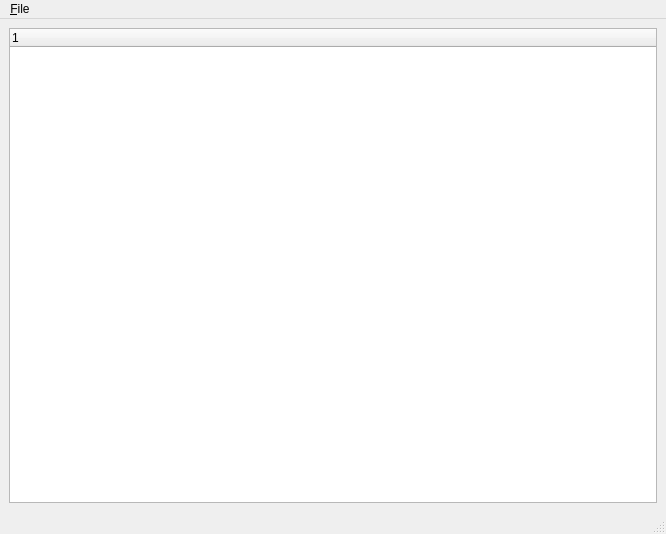
Marcon/gplanner, file uic/main_window.ui: the form before one commit.
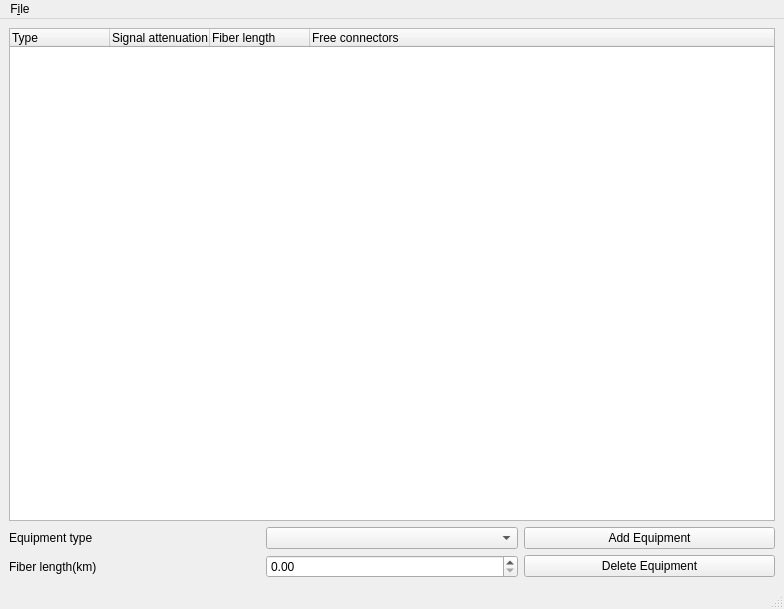
The form after the commit.

```diff
--- a/uic/main_window.ui
+++ b/uic/main_window.ui
@@ -6,8 +6,8 @@
    <rect>
     <x>0</x>
     <y>0</y>
-    <width>666</width>
-    <height>534</height>
+    <width>784</width>
+    <height>609</height>
    </rect>
   </property>
   <property name="windowTitle">
@@ -16,16 +16,69 @@
   <widget class="QWidget" name="centralwidget">
    <layout class="QGridLayout" name="gridLayout">
     <item row="0" column="0">
-     <layout class="QHBoxLayout" name="horizontalLayout">
+     <layout class="QVBoxLayout" name="verticalLayout">
       <item>
        <widget class="QTreeWidget" name="treeWidget">
         <column>
          <property name="text">
-          <string notr="true">1</string>
+          <string>Type</string>
+         </property>
+        </column>
+        <column>
+         <property name="text">
+          <string>Signal attenuation</string>
+         </property>
+        </column>
+        <column>
+         <property name="text">
+          <string>Fiber length</string>
+         </property>
+        </column>
+        <column>
+         <property name="text">
+          <string>Free connectors</string>
          </property>
         </column>
        </widget>
       </item>
+      <item>
+       <layout class="QGridLayout" name="gridLayout_2">
+        <item row="0" column="0">
+         <widget class="QLabel" name="label">
+          <property name="text">
+           <string>Equipment type</string>
+          </property>
+         </widget>
+        </item>
+        <item row="1" column="1">
+         <widget class="QDoubleSpinBox" name="fiberLengthSpin"/>
+        </item>
+        <item row="1" column="0">
+         <widget class="QLabel" name="label_2">
+          <property name="text">
+           <string>Fiber length(km)</string>
+          </property>
+         </widget>
+        </item>
+        <item row="0" column="1">
+         <widget class="QComboBox" name="splitterTypeCombo"/>
+        </item>
+        <item row="0" column="2">
+         <widget class="QPushButton" name="addSplitterButton">
+          <property name="text">
+           <string>Add Equipment</string>
+          </property>
+         </widget>
+        </item>
+        <item row="1" column="2">
+         <widget class="QPushButton" name="deleteSplitterButton">
+          <property name="text">
+           <string>Delete Equipment</string>
+          </property>
+         </widget>
+        </item>
+       </layout>
+      </item>
      </layout>
     </item>
    </layout>
@@ -35,13 +88,13 @@
     <rect>
      <x>0</x>
      <y>0</y>
-     <width>666</width>
+     <width>784</width>
      <height>32</height>
     </rect>
    </property>
    <widget class="QMenu" name="menuFile">
     <property name="title">
-     <string>&amp;File</string>
+     <string>F&amp;ile</string>
     </property>
     <addaction name="actionOpen"/>
     <addaction name="actionSave"/>
```
Left out of the diff: 8 changed lines with no effect on the pictures.
